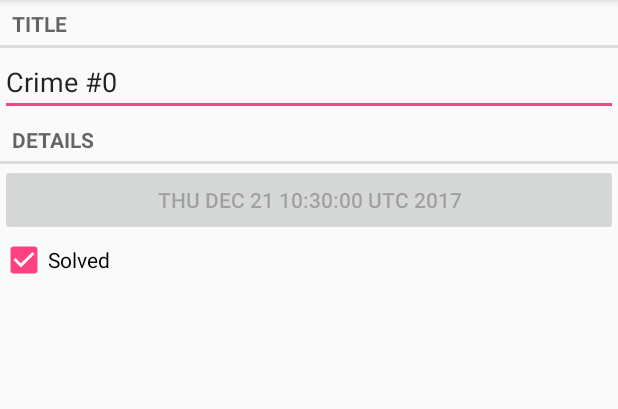
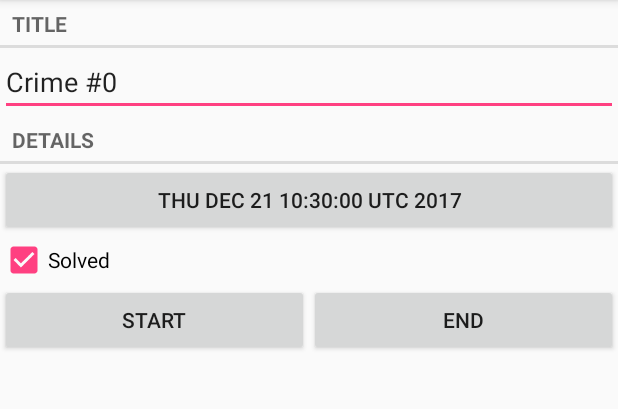
Before and after one commit to ChepizhkoRuslan/CriminalIntent, an Android app: the CrimeFragment screen opened directly, with no data from a screen before it, on a phone screen of 412 x 824 dp, the part 84-493 px from its top. Run offline under Robolectric (Android 15) with nearby library versions, the phone set to English and light mode, and no system bars.

```diff
--- a/app/src/main/java/com/chepizhko/criminalintent/CrimeFragment.java
+++ b/app/src/main/java/com/chepizhko/criminalintent/CrimeFragment.java
@@ -3,6 +3,8 @@ package com.chepizhko.criminalintent;
 import android.os.Bundle;
 import android.support.annotation.Nullable;
 import android.support.v4.app.Fragment;
+import android.support.v4.app.FragmentManager;
+import android.support.v4.view.ViewPager;
 import android.text.Editable;
 import android.text.TextWatcher;
 import android.view.LayoutInflater;
@@ -13,6 +15,7 @@ import android.widget.CheckBox;
 import android.widget.CompoundButton;
 import android.widget.EditText;
 
+import java.util.List;
 import java.util.UUID;
 
 import static android.widget.CompoundButton.OnCheckedChangeListener;
@@ -22,7 +25,11 @@ public class CrimeFragment extends Fragment{
     private EditText mTitleField;
     private Button mDateButton;
     private CheckBox mSolvedCheckBox;
+    private Button mButtontStart, mButtonEnd;
     private static final String ARG_CRIME_ID = "crime_id";
+    private static final String DIALOG_DATE = "DialogDate";
+    private List<Crime> mCrimes;
+    private int mCurrent;
 
     public static CrimeFragment newInstance(UUID crimeId) {
         Bundle args = new Bundle();
@@ -37,6 +44,8 @@ public class CrimeFragment extends Fragment{
         super.onCreate(savedInstanceState);
         UUID crimeId = (UUID) getArguments().getSerializable(ARG_CRIME_ID);
         mCrime = CrimeLab.get(getActivity()).getCrime(crimeId);
+        mCrimes = CrimeLab.get(getActivity()).getCrimes();
+        mCurrent = mCrimes.size();
     }
     @Override
     public View onCreateView(LayoutInflater inflater, ViewGroup container,
@@ -61,7 +70,14 @@ public class CrimeFragment extends Fragment{
 
         mDateButton = (Button) v.findViewById(R.id.crime_date);
         mDateButton.setText(mCrime.getDate().toString());
-        mDateButton.setEnabled(false);
+        mDateButton.setOnClickListener(new View.OnClickListener() {
+            @Override
+            public void onClick(View v) {
+                FragmentManager manager = getFragmentManager();
+                DatePickerFragment dialog = new DatePickerFragment();
+                dialog.show(manager, DIALOG_DATE);
+            }
+        });
 
         mSolvedCheckBox = (CheckBox)v.findViewById(R.id.crime_solved);
         mSolvedCheckBox.setChecked(mCrime.isSolved());
@@ -72,6 +88,21 @@ public class CrimeFragment extends Fragment{
             }
         });
 
+        mButtontStart = (Button)v.findViewById(R.id.btn_start);
+        mButtontStart.setOnClickListener(new View.OnClickListener() {
+            @Override
+            public void onClick(View view) {
+                ((ViewPager)getActivity().findViewById(R.id.crime_view_pager)).setCurrentItem(0);
+            }
+        });
+        mButtonEnd = (Button)v.findViewById(R.id.btn_end);
+        mButtonEnd.setOnClickListener(new View.OnClickListener() {
+            @Override
+            public void onClick(View view) {
+                ((ViewPager)getActivity().findViewById(R.id.crime_view_pager)).setCurrentItem(mCurrent);
+            }
+        });
+
         return v;
     }
 }
--- a/app/src/main/res/layout/fragment_crime.xml
+++ b/app/src/main/res/layout/fragment_crime.xml
@@ -29,4 +29,24 @@
         android:layout_height="wrap_content"
         android:text="@string/crime_solved_label"/>
 
+    <LinearLayout
+        android:layout_width="match_parent"
+        android:layout_height="wrap_content"
+        android:orientation="horizontal">
+
+        <Button
+            android:id="@+id/btn_start"
+            android:layout_width="wrap_content"
+            android:layout_height="wrap_content"
+            android:layout_weight="1"
+            android:text="START"/>
+
+        <Button
+            android:id="@+id/btn_end"
+            android:layout_width="wrap_content"
+            android:layout_height="wrap_content"
+            android:layout_weight="1"
+            android:text="END"/>
+    </LinearLayout>
+
 </LinearLayout>
--- a/app/src/main/res/values/strings.xml
+++ b/app/src/main/res/values/strings.xml
@@ -4,4 +4,5 @@
     <string name="crime_title_label">Title</string>
     <string name="crime_details_label">Details</string>
     <string name="crime_solved_label">Solved</string>
+    <string name="date_picker_title">Date of crime:</string>
 </resources>
```
Also changed, not shown: app/src/main/java/com/chepizhko/criminalintent/DatePickerFragment.java (added, +21 -0 lines), app/src/main/res/layout/dialog_date.xml (added, +8 -0 lines).
